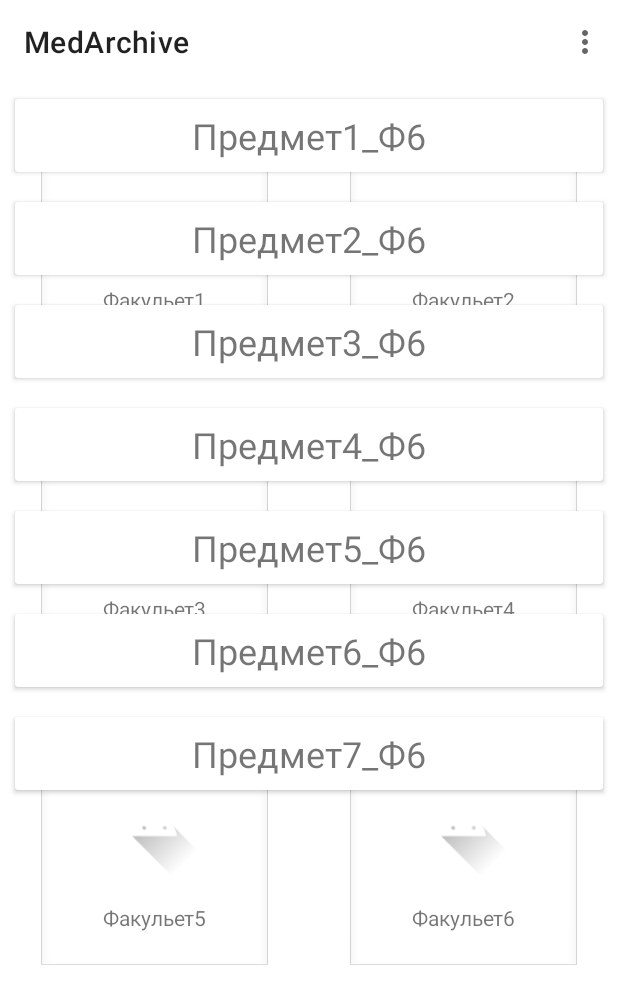
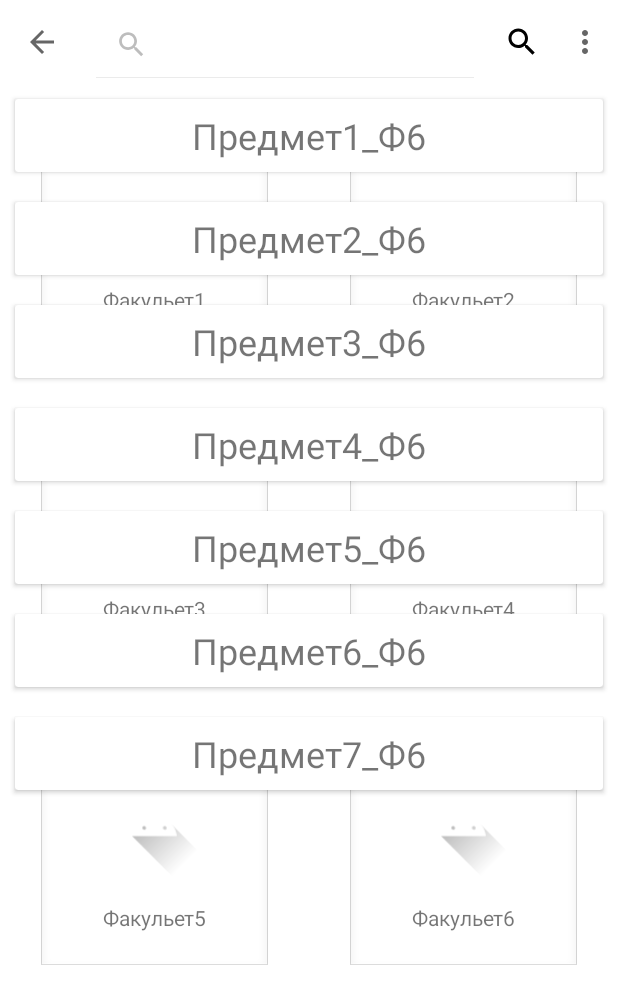
Before and after one commit to Fegustin/MedArchive, an Android app: the fragment SubjectsFragment placed in its activity, after a tap on "Предмет1_Ф6", on a phone screen of 412 x 824 dp. Shown: the top 1004 px of the screen. Run offline under Robolectric (Android 15) with nearby library versions, the phone set to English and light mode, and no system bars; our stand-ins replace Firebase (no records; nobody signed in at launch, a user with empty details on screens opened directly), navigation-ui; libraries missing offline, so code that uses them is left out: com.firebase.ui; 3 other taps on this screen came first.

Commit message:
Добавил поиск на странице факультета и предметов

```diff
--- a/app/src/main/java/com/example/medarchive/adapter/ItemMedAdapter.kt
+++ b/app/src/main/java/com/example/medarchive/adapter/ItemMedAdapter.kt
@@ -1,21 +1,24 @@
 package com.example.medarchive.adapter
 
 import android.content.Context
+import android.util.Log
 import android.view.LayoutInflater
 import android.view.View
 import android.view.ViewGroup
-import android.widget.ImageView
-import android.widget.TextView
-import android.widget.Toast
+import android.widget.*
 import androidx.constraintlayout.widget.ConstraintLayout
 import androidx.navigation.findNavController
 import androidx.recyclerview.widget.RecyclerView
 import com.example.medarchive.R
 import com.example.medarchive.pojo.ItemMed
 import com.example.medarchive.ui.ListOfItemsFragmentDirections
+import java.util.*
+import kotlin.collections.ArrayList
 
 class ItemMedAdapter(private val listArray: List<ItemMed>, private val context: Context) :
-    RecyclerView.Adapter<ItemMedAdapter.ViewHolder>() {
+    RecyclerView.Adapter<ItemMedAdapter.ViewHolder>(), Filterable {
+
+    private var searchList: List<ItemMed> = listArray
 
     class ViewHolder(view: View) : RecyclerView.ViewHolder(view) {
         val layoutMed: ConstraintLayout = view.findViewById(R.id.layoutMed)
@@ -28,16 +31,49 @@ class ItemMedAdapter(private val listArray: List<ItemMed>, private val context:
         return ViewHolder(view)
     }
 
-    override fun getItemCount() = listArray.size
+    override fun getItemCount() = searchList.size
 
     override fun onBindViewHolder(holder: ViewHolder, position: Int) {
-        val currentItem = listArray[position]
+        val currentItem = searchList[position]
 
         holder.textViewNameItemMed.text = currentItem.faculty
 
         holder.layoutMed.setOnClickListener {
-            val action = ListOfItemsFragmentDirections.actionListOfItemsFragmentToSubjectsFragment(currentItem.faculty)
+            val action = ListOfItemsFragmentDirections.actionListOfItemsFragmentToSubjectsFragment(
+                currentItem.faculty
+            )
             it.findNavController().navigate(action)
         }
     }
+
+    override fun getFilter(): Filter {
+        return object : Filter() {
+            override fun performFiltering(p0: CharSequence?): FilterResults {
+                searchList = if (p0.toString().isEmpty()) {
+                    listArray
+                } else {
+                    val resultList = ArrayList<ItemMed>()
+                    val filterPattern = p0.toString().toLowerCase(Locale.ROOT).trim()
+
+                    for (i in listArray) {
+                        if (i.faculty.toLowerCase(Locale.ROOT).contains(filterPattern)) {
+                            resultList.add(i)
+                        }
+                    }
+
+                    resultList
+                }
+
+                val filterResult = FilterResults()
+                filterResult.values = searchList
+                return filterResult
+            }
+
+            override fun publishResults(p0: CharSequence?, p1: FilterResults?) {
+                searchList = p1?.values as List<ItemMed>
+                notifyDataSetChanged()
+            }
+
+        }
+    }
 }
--- a/app/src/main/java/com/example/medarchive/adapter/SubjectAdapter.kt
+++ b/app/src/main/java/com/example/medarchive/adapter/SubjectAdapter.kt
@@ -4,15 +4,22 @@ import android.content.Context
 import android.view.LayoutInflater
 import android.view.View
 import android.view.ViewGroup
+import android.widget.Filter
+import android.widget.Filterable
 import android.widget.TextView
 import android.widget.Toast
 import androidx.cardview.widget.CardView
 import androidx.recyclerview.widget.RecyclerView
 import com.example.medarchive.R
 import com.example.medarchive.pojo.FacultySubjects
+import com.example.medarchive.pojo.ItemMed
+import java.util.*
+import kotlin.collections.ArrayList
 
 class SubjectAdapter(private val listArray: List<FacultySubjects>, private val context: Context) :
-    RecyclerView.Adapter<SubjectAdapter.ViewHolder>() {
+    RecyclerView.Adapter<SubjectAdapter.ViewHolder>(), Filterable {
+
+    private var searchList: List<FacultySubjects> = listArray
 
     class ViewHolder(view: View) : RecyclerView.ViewHolder(view) {
         val cardViewSubject: CardView = view.findViewById(R.id.cardViewSubject)
@@ -24,14 +31,51 @@ class SubjectAdapter(private val listArray: List<FacultySubjects>, private val c
         return ViewHolder(view)
     }
 
-    override fun getItemCount() = listArray.size
+    override fun getItemCount() = searchList.size
 
     override fun onBindViewHolder(holder: ViewHolder, position: Int) {
-        val currentItem = listArray[position]
+        val currentItem = searchList[position]
 
         holder.textViewSubject.text = currentItem.items
 
-        holder.cardViewSubject.setOnClickListener { Toast.makeText(context, "" + currentItem, Toast.LENGTH_SHORT).show() }
+        holder.cardViewSubject.setOnClickListener {
+            Toast.makeText(
+                context,
+                "" + currentItem,
+                Toast.LENGTH_SHORT
+            ).show()
+        }
+    }
+
+    override fun getFilter(): Filter {
+        return object : Filter() {
+            override fun performFiltering(p0: CharSequence?): FilterResults {
+                searchList = if (p0.toString().isEmpty()) {
+                    listArray
+                } else {
+                    val resultList = ArrayList<FacultySubjects>()
+                    val filterPattern = p0.toString().toLowerCase(Locale.ROOT).trim()
+
+                    for (i in listArray) {
+                        if (i.items.toLowerCase(Locale.ROOT).contains(filterPattern)) {
+                            resultList.add(i)
+                        }
+                    }
+
+                    resultList
+                }
+
+                val filterResult = FilterResults()
+                filterResult.values = searchList
+                return filterResult
+            }
+
+            override fun publishResults(p0: CharSequence?, p1: FilterResults?) {
+                searchList = p1?.values as List<FacultySubjects>
+                notifyDataSetChanged()
+            }
+
+        }
     }
 
 }
--- a/app/src/main/java/com/example/medarchive/ui/ListOfItemsFragment.kt
+++ b/app/src/main/java/com/example/medarchive/ui/ListOfItemsFragment.kt
@@ -3,6 +3,7 @@ package com.example.medarchive.ui
 import android.os.Bundle
 import android.view.*
 import android.widget.Toast
+import androidx.appcompat.widget.SearchView
 import androidx.fragment.app.Fragment
 import androidx.navigation.findNavController
 import androidx.recyclerview.widget.GridLayoutManager
@@ -13,6 +14,8 @@ import com.firebase.ui.auth.AuthUI
 import kotlinx.android.synthetic.main.fragment_list_of_items.*
 
 class ListOfItemsFragment : Fragment() {
+
+    private var adapter: ItemMedAdapter? = null
 
     override fun onCreate(savedInstanceState: Bundle?) {
         super.onCreate(savedInstanceState)
@@ -32,8 +35,9 @@ class ListOfItemsFragment : Fragment() {
         val list = ArrayList<ItemMed>()
 
         list.addAll(fillArray(resources.getStringArray(R.array.faculty_med)))
+        adapter = ItemMedAdapter(list, requireContext())
 
-        recyclerViewItemMed.adapter = ItemMedAdapter(list, requireContext())
+        recyclerViewItemMed.adapter = adapter
         recyclerViewItemMed.layoutManager = GridLayoutManager(activity, 2)
         recyclerViewItemMed.setHasFixedSize(true)
     }
@@ -52,6 +56,23 @@ class ListOfItemsFragment : Fragment() {
     override fun onCreateOptionsMenu(menu: Menu, inflater: MenuInflater) {
         super.onCreateOptionsMenu(menu, inflater)
         inflater.inflate(R.menu.menu_main, menu)
+
+        // Search
+        val menuItem = menu.findItem(R.id.app_bar_search)
+        val searchView = menuItem.actionView as SearchView
+
+        searchView.setOnQueryTextListener(object : SearchView.OnQueryTextListener{
+            override fun onQueryTextSubmit(query: String?): Boolean {
+                adapter?.filter?.filter(query)
+                return false
+            }
+
+            override fun onQueryTextChange(newText: String?): Boolean {
+                adapter?.filter?.filter(newText)
+                return false
+            }
+
+        })
     }
 
     override fun onOptionsItemSelected(item: MenuItem): Boolean {
--- a/app/src/main/java/com/example/medarchive/ui/SubjectsFragment.kt
+++ b/app/src/main/java/com/example/medarchive/ui/SubjectsFragment.kt
@@ -3,6 +3,7 @@ package com.example.medarchive.ui
 import android.os.Bundle
 import android.view.*
 import android.widget.Toast
+import androidx.appcompat.widget.SearchView
 import androidx.appcompat.widget.Toolbar
 import androidx.fragment.app.Fragment
 import androidx.navigation.findNavController
@@ -17,6 +18,8 @@ import kotlinx.android.synthetic.main.fragment_subjects.*
 
 
 class SubjectsFragment : Fragment() {
+
+    private var adapter: SubjectAdapter? = null
 
     override fun onCreate(savedInstanceState: Bundle?) {
         super.onCreate(savedInstanceState)
@@ -45,8 +48,9 @@ class SubjectsFragment : Fragment() {
             "Факульет5" -> { list.addAll(fillArray(resources.getStringArray(R.array.faculty_subjects_5))) }
             else -> { list.addAll(fillArray(resources.getStringArray(R.array.faculty_subjects_6))) }
         }
+        adapter = SubjectAdapter(list, requireContext())
 
-        recyclerViewSubjects.adapter = SubjectAdapter(list, requireContext())
+        recyclerViewSubjects.adapter = adapter
         recyclerViewSubjects.layoutManager = LinearLayoutManager(activity)
         recyclerViewSubjects.setHasFixedSize(true)
     }
@@ -64,6 +68,23 @@ class SubjectsFragment : Fragment() {
     override fun onCreateOptionsMenu(menu: Menu, inflater: MenuInflater) {
         super.onCreateOptionsMenu(menu, inflater)
         inflater.inflate(R.menu.menu_main, menu)
+
+        // Search
+        val menuItem = menu.findItem(R.id.app_bar_search)
+        val searchView = menuItem.actionView as SearchView
+
+        searchView.setOnQueryTextListener(object : SearchView.OnQueryTextListener{
+            override fun onQueryTextSubmit(query: String?): Boolean {
+                adapter?.filter?.filter(query)
+                return false
+            }
+
+            override fun onQueryTextChange(newText: String?): Boolean {
+                adapter?.filter?.filter(newText)
+                return false
+            }
+
+        })
     }
 
     override fun onOptionsItemSelected(item: MenuItem): Boolean {
--- /dev/null
+++ b/app/src/main/res/drawable/ic_search_black_24dp.xml
@@ -0,0 +1,9 @@
+<vector xmlns:android="http://schemas.android.com/apk/res/android"
+        android:width="24dp"
+        android:height="24dp"
+        android:viewportWidth="24.0"
+        android:viewportHeight="24.0">
+    <path
+        android:fillColor="#FF000000"
+        android:pathData="M15.5,14h-0.79l-0.28,-0.27C15.41,12.59 16,11.11 16,9.5 16,5.91 13.09,3 9.5,3S3,5.91 3,9.5 5.91,16 9.5,16c1.61,0 3.09,-0.59 4.23,-1.57l0.27,0.28v0.79l5,4.99L20.49,19l-4.99,-5zM9.5,14C7.01,14 5,11.99 5,9.5S7.01,5 9.5,5 14,7.01 14,9.5 11.99,14 9.5,14z"/>
+</vector>
--- a/app/src/main/res/menu/menu_main.xml
+++ b/app/src/main/res/menu/menu_main.xml
@@ -1,8 +1,15 @@
 <?xml version="1.0" encoding="utf-8"?>
 <menu xmlns:android="http://schemas.android.com/apk/res/android"
+    xmlns:app="http://schemas.android.com/apk/res-auto"
     xmlns:tools="http://schemas.android.com/tools"
     tools:context=".MainActivity">
 
+    <item
+        android:id="@+id/app_bar_search"
+        android:icon="@drawable/ic_search_black_24dp"
+        android:title="Search"
+        app:actionViewClass="androidx.appcompat.widget.SearchView"
+        app:showAsAction="ifRoom|collapseActionView" />
     <item
         android:id="@+id/action_log_out"
         android:title="@string/log_out"/>
--- a/app/src/main/res/navigation/nav_main.xml
+++ b/app/src/main/res/navigation/nav_main.xml
@@ -11,20 +11,15 @@
         tools:layout="@layout/fragment_auth">
         <action
             android:id="@+id/action_authFragment_to_listOfItemsFragment"
-            app:destination="@id/listOfItemsFragment" />
+            app:destination="@id/navigation" />
     </fragment>
-    <fragment
-        android:id="@+id/listOfItemsFragment"
-        android:name="com.example.medarchive.ui.ListOfItemsFragment"
-        tools:layout="@layout/fragment_list_of_items">
     <action
-            android:id="@+id/action_listOfItemsFragment_to_subjectsFragment"
-            app:destination="@id/subjectsFragment"
-            app:enterAnim="@anim/nav_default_enter_anim"
-            app:exitAnim="@anim/nav_default_exit_anim"
-            app:popEnterAnim="@anim/nav_default_pop_enter_anim"
-            app:popExitAnim="@anim/nav_default_pop_exit_anim" />
-    </fragment>
+        android:id="@+id/action_global_authFragment"
+        app:destination="@id/authFragment"
+        app:popUpTo="@+id/listOfItemsFragment"
+        app:popUpToInclusive="true" />
+    <navigation android:id="@+id/navigation"
+        app:startDestination="@id/listOfItemsFragment">
         <fragment
             android:id="@+id/subjectsFragment"
             android:name="com.example.medarchive.ui.SubjectsFragment"
@@ -40,9 +35,17 @@
                 app:popEnterAnim="@anim/nav_default_pop_enter_anim"
                 app:popExitAnim="@anim/nav_default_pop_exit_anim" />
         </fragment>
+        <fragment
+            android:id="@+id/listOfItemsFragment"
+            android:name="com.example.medarchive.ui.ListOfItemsFragment"
+            tools:layout="@layout/fragment_list_of_items">
             <action
-        android:id="@+id/action_global_authFragment"
-        app:destination="@id/authFragment"
-        app:popUpTo="@+id/listOfItemsFragment"
-        app:popUpToInclusive="true" />
+                android:id="@+id/action_listOfItemsFragment_to_subjectsFragment"
+                app:destination="@id/subjectsFragment"
+                app:enterAnim="@anim/nav_default_enter_anim"
+                app:exitAnim="@anim/nav_default_exit_anim"
+                app:popEnterAnim="@anim/nav_default_pop_enter_anim"
+                app:popExitAnim="@anim/nav_default_pop_exit_anim" />
+        </fragment>
     </navigation>
+</navigation>
--- /dev/null
+++ b/app/src/main/res/xml/searchable.xml
@@ -0,0 +1,5 @@
+<?xml version="1.0" encoding="utf-8"?>
+
+<searchable xmlns:android="http://schemas.android.com/apk/res/android"
+    android:label="@string/app_name"
+    android:hint="Поиск" />
```
Lines whose indentation alone changed are shown as unchanged.
